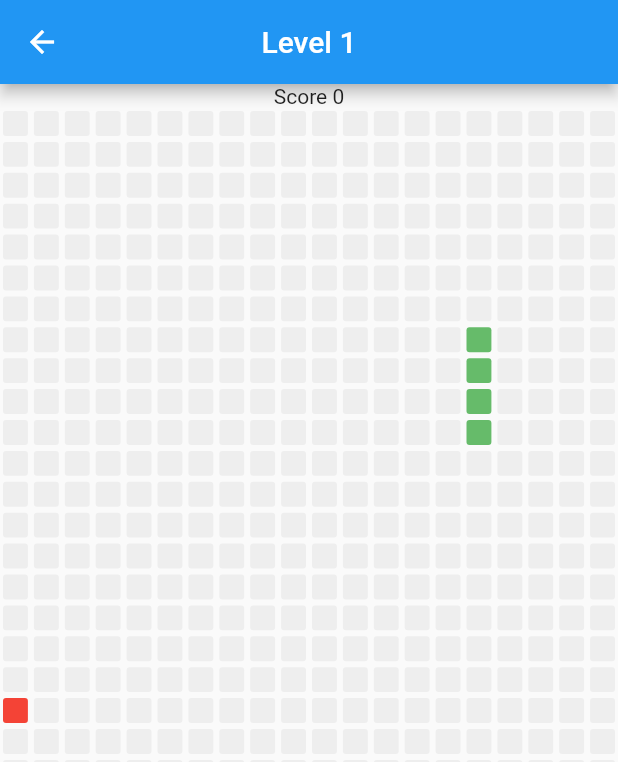
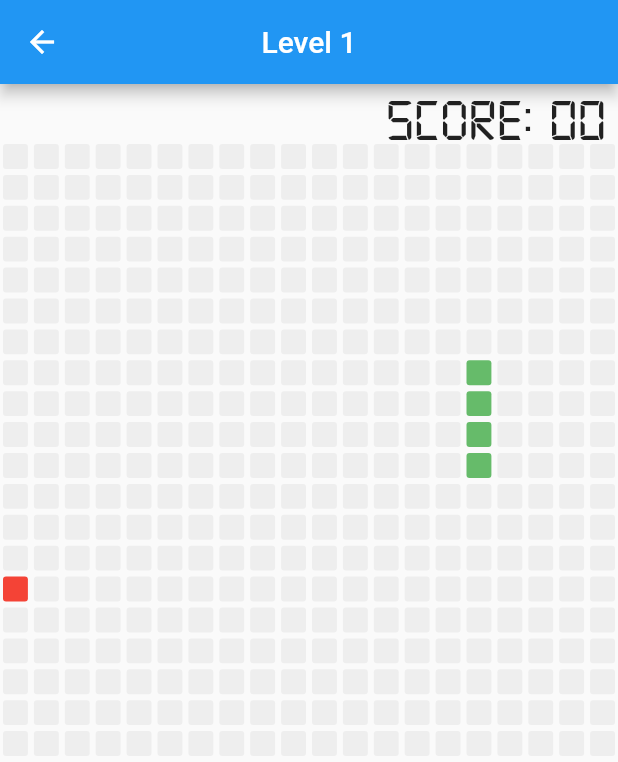
Before and after one commit to carum98/snake, a Flutter app: the SnakePage screen opened by its route, on a phone screen of 412 x 824 dp. Shown: the top 762 px of the screen. Run offline on Flutter 3.47's test engine with Material 2 defaults, Android fonts, the phone set to English and light mode, and no system bars.

Commit message:
Show score

```diff
--- a/lib/widgets/panel_score.dart
+++ b/lib/widgets/panel_score.dart
@@ -25,7 +25,25 @@ class _PanelScoreState extends State<PanelScore> {
 
   @override
   Widget build(BuildContext context) {
-    return Text('Score $score');
+    return Padding(
+      padding: const EdgeInsets.all(8.0),
+      child: Row(
+        mainAxisAlignment: MainAxisAlignment.end,
+        children: [
+          Text(
+            'Score: ${_buildScore(score)}',
+            style: const TextStyle(
+              fontFamily: 'Digital-7',
+              fontSize: 40,
+            ),
+          ),
+        ],
+      ),
+    );
+  }
+
+  String _buildScore(int score) {
+    return score >= 10 ? '$score' : '0$score';
   }
 }
 
--- a/pubspec.yaml
+++ b/pubspec.yaml
@@ -60,6 +60,10 @@ flutter:
   # "family" key with the font family name, and a "fonts" key with a
   # list giving the asset and other descriptors for the font. For
   # example:
+  fonts:
+    - family: Digital-7
+      fonts:
+        - asset: fonts/digital-7.ttf
   # fonts:
   #   - family: Schyler
   #     fonts:
```
Also changed, not shown: fonts/digital-7.ttf (added).
